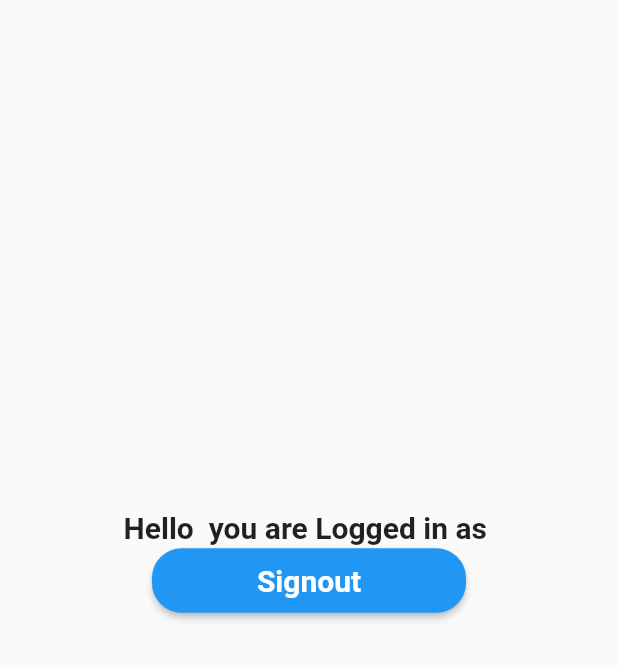
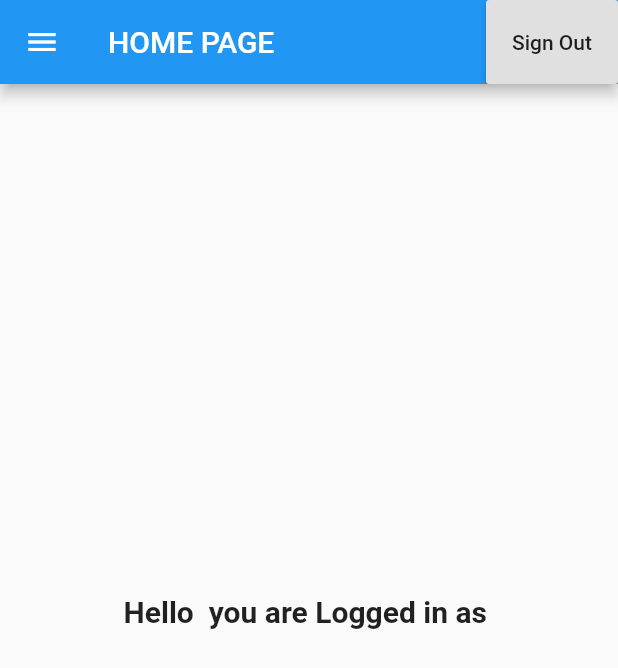
Before and after one commit to Kuldeep0901/antyodaya, a Flutter app: the screen it shows after launch, after a tap on "LOGIN", on a phone screen of 412 x 824 dp. Shown: the top 668 px of the screen. Run offline on Flutter 3.47's test engine with Material 2 defaults, Android fonts, the phone set to English and light mode, and no system bars; our stand-ins replace cloud_firestore, firebase_auth, firebase_core, firebase_storage, flutter_spinkit; accounts and stored records are empty.

```diff
--- a/lib/HomePage.dart
+++ b/lib/HomePage.dart
@@ -47,6 +47,17 @@ class _HomePageState extends State<HomePage> {
   @override
   Widget build(BuildContext context) {
     return Scaffold(
+      appBar: AppBar(
+        actions: <Widget>[
+          RaisedButton(
+            child: Text("Sign Out"),
+            onPressed: () {
+              signOut();
+            },
+          )
+        ],
+        title: Text("HOME PAGE"),
+      ),
       body: Container(
         child: !isloggedin
             ? CircularProgressIndicator()
@@ -68,19 +79,19 @@ class _HomePageState extends State<HomePage> {
                     ),
                   ),
                   // ignore: deprecated_member_use
-                  RaisedButton(
-                    padding: EdgeInsets.fromLTRB(70, 10, 70, 10),
-                    onPressed: signOut,
-                    child: Text('Signout',
-                        style: TextStyle(
-                            color: Colors.white,
-                            fontSize: 20.0,
-                            fontWeight: FontWeight.bold)),
-                    color: Colors.blue,
-                    shape: RoundedRectangleBorder(
-                      borderRadius: BorderRadius.circular(20.0),
-                    ),
-                  )
+                  // RaisedButton(
+                  //   padding: EdgeInsets.fromLTRB(70, 10, 70, 10),
+                  //   onPressed: signOut,
+                  //   child: Text('Signout',
+                  //       style: TextStyle(
+                  //           color: Colors.white,
+                  //           fontSize: 20.0,
+                  //           fontWeight: FontWeight.bold)),
+                  //   color: Colors.blue,
+                  //   shape: RoundedRectangleBorder(
+                  //     borderRadius: BorderRadius.circular(20.0),
+                  //   ),
+                  // )
                 ],
               ),
       ),
@@ -106,10 +117,11 @@ class _HomePageState extends State<HomePage> {
                           height: 130,
                           width: 130,
                           decoration: BoxDecoration(
-                              image: DecorationImage(
-                            image: AssetImage('assets/images/icon.png'),
-                            fit: BoxFit.fill,
-                          )),
+                              // //   image: DecorationImage(
+                              // // image: AssetImage('assets/images/icon.png'),
+                              // fit: BoxFit.fill,
+                              //)
+                              ),
                         ),
                       ],
                     ),
--- a/lib/screens/authentication/Login.dart
+++ b/lib/screens/authentication/Login.dart
@@ -1,5 +1,6 @@
 import 'package:flutter/material.dart';
 import 'package:firebase_auth/firebase_auth.dart';
+import 'package:telemedicine_app/screens/shared/loading.dart';
 import 'SignUp.dart';
 
 class Login extends StatefulWidget {
@@ -10,11 +11,12 @@ class Login extends StatefulWidget {
 class _LoginState extends State<Login> {
   final FirebaseAuth _auth = FirebaseAuth.instance;
   final GlobalKey<FormState> _formKey = GlobalKey<FormState>();
-
+  bool loading = false;
   String _email, _password;
 
   checkAuthentification() async {
     _auth.authStateChanges().listen((user) {
+      setState(() => loading = false);
       if (user != null) {
         print(user);
 
@@ -31,12 +33,14 @@ class _LoginState extends State<Login> {
 
   login() async {
     if (_formKey.currentState.validate()) {
+      setState(() => loading = true);
       _formKey.currentState.save();
 
       try {
         await _auth.signInWithEmailAndPassword(
             email: _email, password: _password);
       } catch (e) {
+        setState(() => loading = false);
         showError(e.message);
         print(e);
       }
@@ -68,7 +72,9 @@ class _LoginState extends State<Login> {
 
   @override
   Widget build(BuildContext context) {
-    return Scaffold(
+    return loading
+        ? Loading()
+        : Scaffold(
             body: SingleChildScrollView(
             child: Container(
               child: Column(
--- a/pubspec.yaml
+++ b/pubspec.yaml
@@ -35,7 +35,7 @@ dependencies:
   provider: ^4.3.2+2
   cloud_firestore: ^0.14.0
   firebase_storage: ^5.2.0
-
+  flutter_spinkit: "^4.1.2"
 
 dev_dependencies:
   flutter_test:
@@ -53,8 +53,8 @@ flutter:
   uses-material-design: true
 
   # To add assets to your application, add an assets section, like this:
-  # assets:
-  #   - images/a_dot_burr.jpeg
+  #assets:
+  #  - assets/images.png
   #   - images/a_dot_ham.jpeg
 
   # An image asset can refer to one or more resolution-specific "variants", see
```
Also changed, not shown: lib/screens/authentication/SignUp.dart (+15 -17 lines), lib/screens/screenNav/profile.dart (+18 -16 lines), lib/screens/services/database.dart (added, +21 -0 lines), lib/screens/shared/loading.dart (added, +17 -0 lines), lib/assets/images/icon.png (added), pubspec.lock. Lines whose indentation alone changed are shown as unchanged.
